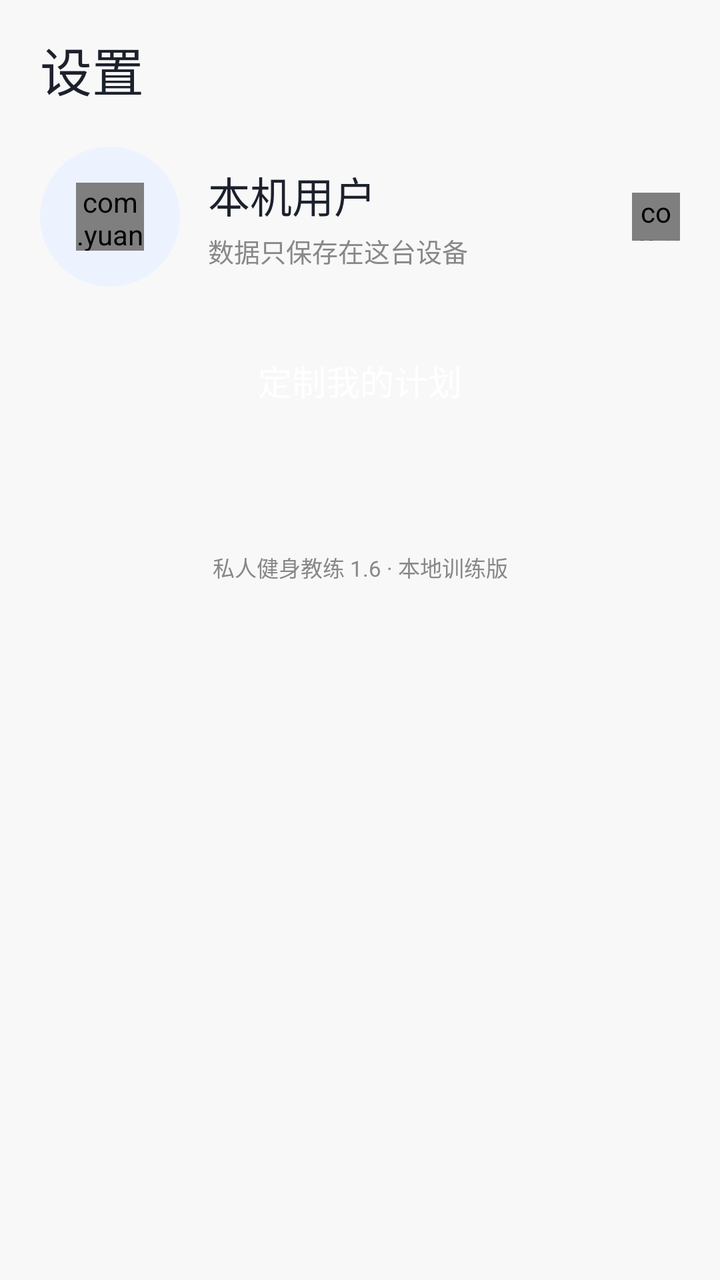
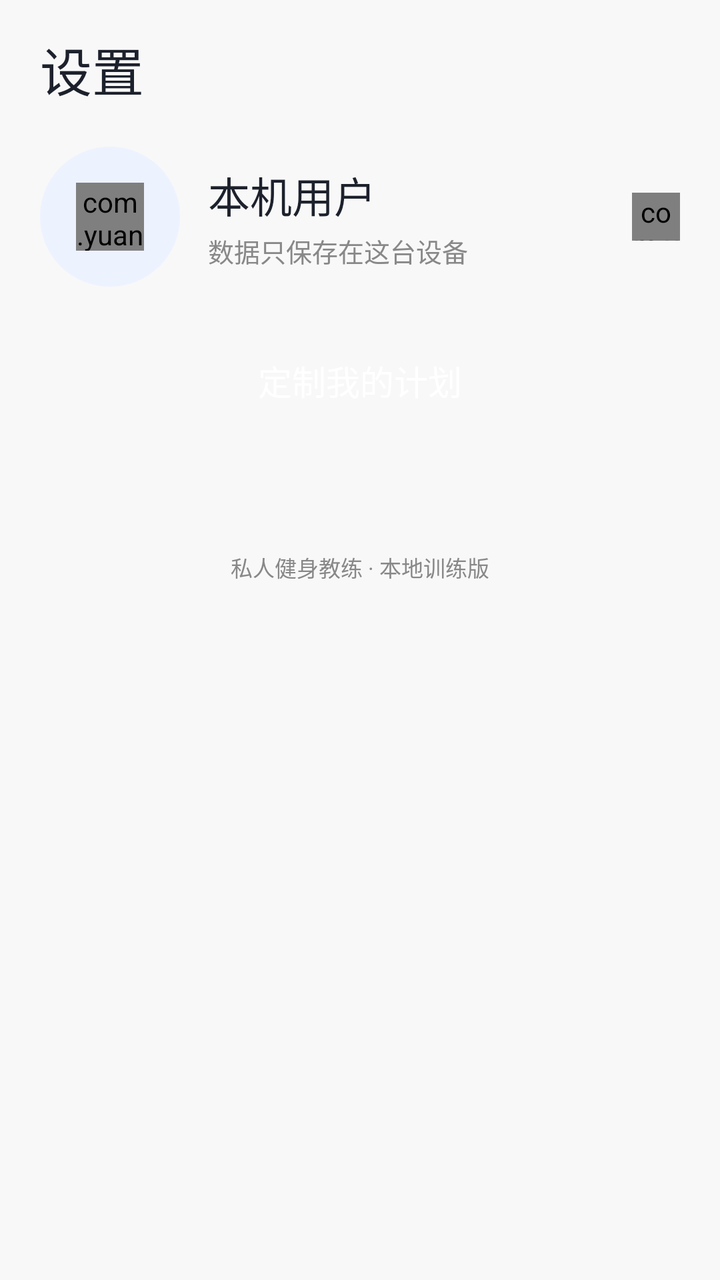

An Android layout rendered at two revisions. The XML below is the earlier revision; the diff shows what the commit changed to produce the second picture.
<!-- AndroidManifest.xml: application theme AppTheme -->
<!-- res/layout/activity_settings.xml -->
<?xml version="1.0" encoding="utf-8"?>
<LinearLayout xmlns:android="http://schemas.android.com/apk/res/android"
    android:id="@+id/root"
    android:layout_width="match_parent"
    android:layout_height="match_parent"
    android:background="@color/bg"
    android:orientation="vertical">

    <ScrollView
        android:layout_width="match_parent"
        android:layout_height="0dp"
        android:layout_weight="1"
        android:clipToPadding="false"
        android:fillViewport="true"
        android:scrollbars="none">

        <LinearLayout
            android:layout_width="match_parent"
            android:layout_height="wrap_content"
            android:orientation="vertical"
            android:paddingLeft="20dp"
            android:paddingTop="16dp"
            android:paddingRight="20dp"
            android:paddingBottom="28dp">

            <TextView
                android:id="@+id/tv_title"
                android:layout_width="match_parent"
                android:layout_height="wrap_content"
                android:includeFontPadding="false"
                android:text="设置"
                android:textColor="@color/ink"
                android:textSize="26sp" />

            <LinearLayout
                android:id="@+id/profile_row"
                android:layout_width="match_parent"
                android:layout_height="wrap_content"
                android:layout_marginTop="20dp"
                android:gravity="center_vertical"
                android:orientation="horizontal">

                <FrameLayout
                    android:layout_width="70dp"
                    android:layout_height="70dp"
                    android:background="@drawable/bg_soft_circle">

                    <com.yuanlian.app.IconView
                        android:id="@+id/icon_user"
                        android:layout_width="34dp"
                        android:layout_height="34dp"
                        android:layout_gravity="center" />
                </FrameLayout>

                <LinearLayout
                    android:layout_width="0dp"
                    android:layout_height="wrap_content"
                    android:layout_marginLeft="14dp"
                    android:layout_weight="1"
                    android:orientation="vertical">

                    <TextView
                        android:id="@+id/tv_name"
                        android:layout_width="match_parent"
                        android:layout_height="wrap_content"
                        android:text="本机用户"
                        android:textColor="@color/ink"
                        android:textSize="21sp" />

                    <TextView
                        android:id="@+id/tv_sub"
                        android:layout_width="match_parent"
                        android:layout_height="wrap_content"
                        android:layout_marginTop="3dp"
                        android:text="数据只保存在这台设备"
                        android:textColor="@color/ink_soft"
                        android:textSize="13sp" />
                </LinearLayout>

                <com.yuanlian.app.IconView
                    android:id="@+id/btn_sync"
                    android:layout_width="24dp"
                    android:layout_height="24dp" />
            </LinearLayout>

            <TextView
                android:id="@+id/btn_custom"
                android:layout_width="match_parent"
                android:layout_height="54dp"
                android:layout_marginTop="20dp"
                android:gravity="center"
                android:text="定制我的计划"
                android:textColor="@color/white"
                android:textSize="17sp" />

            <LinearLayout
                android:id="@+id/card_main"
                android:layout_width="match_parent"
                android:layout_height="wrap_content"
                android:layout_marginTop="22dp"
                android:orientation="vertical" />

            <LinearLayout
                android:id="@+id/card_more"
                android:layout_width="match_parent"
                android:layout_height="wrap_content"
                android:layout_marginTop="16dp"
                android:orientation="vertical" />

            <TextView
                android:layout_width="match_parent"
                android:layout_height="wrap_content"
                android:layout_marginTop="20dp"
                android:gravity="center"
                android:text="私人健身教练 1.6 · 本地训练版"
                android:textColor="@color/ink_soft"
                android:textSize="11sp" />

        </LinearLayout>
    </ScrollView>

    <FrameLayout
        android:id="@+id/nav_holder"
        android:layout_width="match_parent"
        android:layout_height="wrap_content" />

</LinearLayout>
<!-- resources referenced by this layout -->
<resources>
  <color name="bg">#F8F8F8</color>
  <color name="ink">#1C212C</color>
  <color name="ink_soft">#888888</color>
  <color name="white">#FFFFFF</color>
  <!-- drawable bg_soft_circle (drawable) -->
  <?xml version="1.0" encoding="utf-8"?>
  <shape xmlns:android="http://schemas.android.com/apk/res/android"
      android:shape="oval">
      <solid android:color="#EDF2FF" />
  </shape>
  <style name="AppTheme" parent="@android:style/Theme.Material.Light.NoActionBar">
          <item name="android:windowBackground">#F8F8F8</item>
          <item name="android:statusBarColor">#F8F8F8</item>
          <item name="android:navigationBarColor">#F8F8F8</item>
          <item name="android:windowLightStatusBar">true</item>
          <item name="android:colorAccent">#004AFF</item>
      </style>
</resources>

<!-- the commit's change to res/layout/activity_settings.xml (unified diff, before → after) -->
@@ -108,11 +108,12 @@
                 android:orientation="vertical" />
 
             <TextView
+                android:id="@+id/tv_footer"
                 android:layout_width="match_parent"
                 android:layout_height="wrap_content"
                 android:layout_marginTop="20dp"
                 android:gravity="center"
-                android:text="私人健身教练 1.6 · 本地训练版"
+                android:text="私人健身教练 · 本地训练版"
                 android:textColor="@color/ink_soft"
                 android:textSize="11sp" />
 
